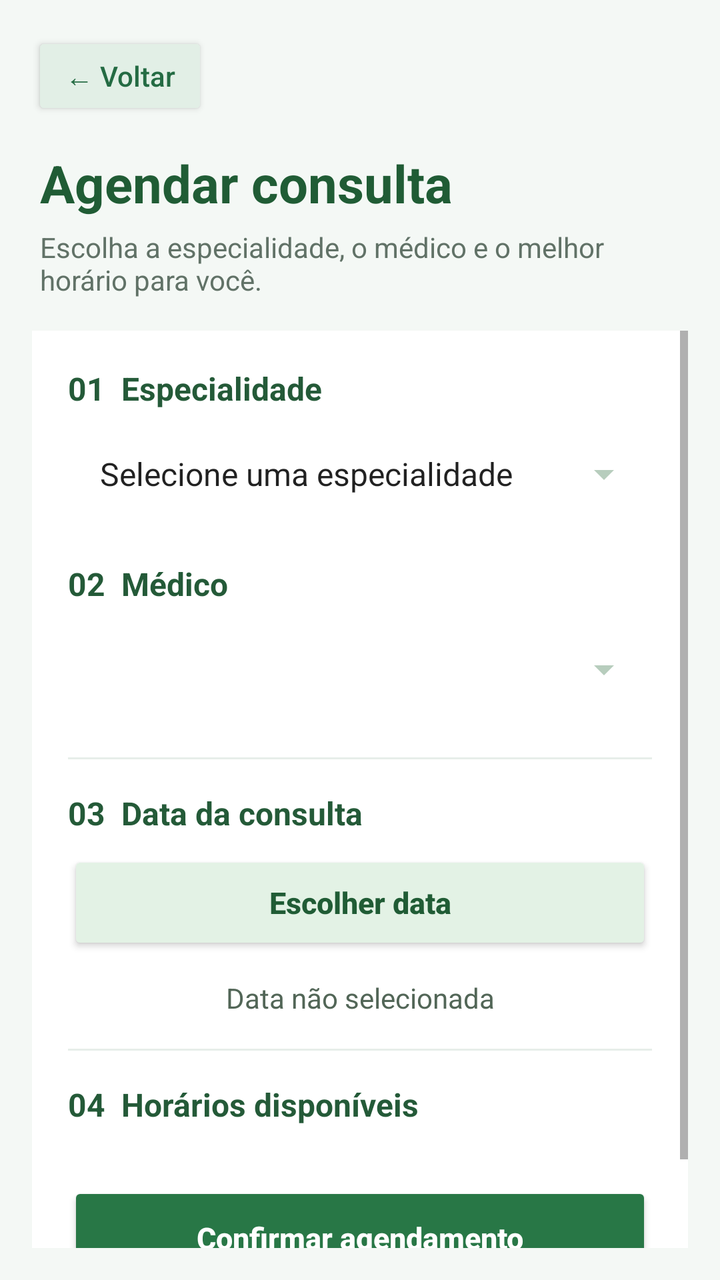
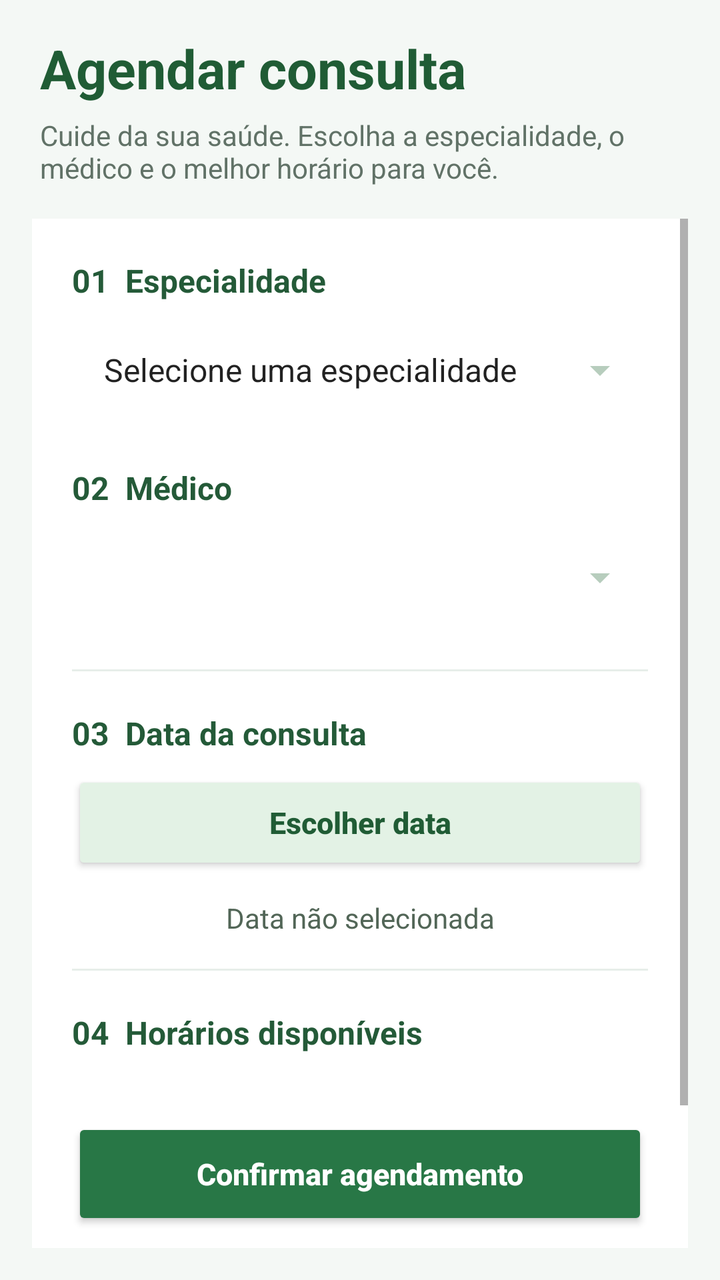

Screens rendered from an Android XML layout before and after an edit, with the pre-edit source and the edit as a unified diff.
<!-- AndroidManifest.xml: application theme Theme.AppCompat.Light.DarkActionBar -->
<!-- res/layout/activity_consultas.xml -->
<?xml version="1.0" encoding="utf-8"?>
<RelativeLayout xmlns:android="http://schemas.android.com/apk/res/android"
    android:layout_width="match_parent"
    android:layout_height="match_parent"
    android:padding="16dp"
    android:background="#F4F8F5">

    <Button
        android:id="@+id/btnVoltar"
        android:layout_width="wrap_content"
        android:layout_height="44dp"
        android:text="&#8592; Voltar"
        android:textAllCaps="false"
        android:textColor="#246B43"
        android:textSize="14sp"
        android:backgroundTint="#E2EFE6" />

    <LinearLayout
        android:id="@+id/header"
        android:layout_width="match_parent"
        android:layout_height="wrap_content"
        android:layout_below="@id/btnVoltar"
        android:layout_marginTop="14dp"
        android:orientation="vertical"
        android:gravity="start"
        android:paddingStart="4dp"
        android:paddingEnd="4dp">

        <TextView
            android:layout_width="match_parent"
            android:layout_height="wrap_content"
            android:text="Agendar consulta"
            android:textSize="26sp"
            android:textColor="#205C35"
            android:textStyle="bold" />

        <TextView
            android:layout_width="match_parent"
            android:layout_height="wrap_content"
            android:layout_marginTop="5dp"
            android:text="Escolha a especialidade, o médico e o melhor horário para você."
            android:textSize="14sp"
            android:textColor="#617267" />
    </LinearLayout>

    <ScrollView
        android:id="@+id/scrollAgendamento"
        android:layout_width="match_parent"
        android:layout_height="match_parent"
        android:layout_below="@id/header"
        android:layout_marginTop="16dp"
        android:fillViewport="true"
        android:clipToPadding="false">

        <LinearLayout
            android:layout_width="match_parent"
            android:layout_height="wrap_content"
            android:orientation="vertical"
            android:background="#FFFFFF"
            android:elevation="3dp"
            android:padding="18dp">

            <TextView
                android:layout_width="match_parent"
                android:layout_height="wrap_content"
                android:text="01  Especialidade"
                android:textStyle="bold"
                android:textSize="16sp"
                android:textColor="#245A38"
                android:layout_marginBottom="6dp" />

            <Spinner
                android:id="@+id/spinnerEspecialidades"
                android:layout_width="match_parent"
                android:layout_height="52dp"
                android:entries="@array/especialidades_array"
                android:paddingStart="8dp"
                android:paddingEnd="8dp"
                android:backgroundTint="#B7CDBD" />

            <TextView
                android:layout_width="match_parent"
                android:layout_height="wrap_content"
                android:text="02  Médico"
                android:textStyle="bold"
                android:textSize="16sp"
                android:textColor="#245A38"
                android:layout_marginTop="18dp"
                android:layout_marginBottom="6dp" />

            <Spinner
                android:id="@+id/spinnerMedicos"
                android:layout_width="match_parent"
                android:layout_height="52dp"
                android:paddingStart="8dp"
                android:paddingEnd="8dp"
                android:backgroundTint="#B7CDBD" />

            <View
                android:layout_width="match_parent"
                android:layout_height="1dp"
                android:layout_marginTop="18dp"
                android:background="#E7EEE9" />

            <TextView
                android:layout_width="match_parent"
                android:layout_height="wrap_content"
                android:text="03  Data da consulta"
                android:textStyle="bold"
                android:textSize="16sp"
                android:textColor="#245A38"
                android:layout_marginTop="16dp"
                android:layout_marginBottom="8dp" />

            <Button
                android:id="@+id/btnSelecionarData"
                android:layout_width="match_parent"
                android:layout_height="52dp"
                android:text="Escolher data"
                android:textAllCaps="false"
                android:textColor="#205C35"
                android:textStyle="bold"
                android:textSize="15sp"
                android:backgroundTint="#E3F2E5" />

            <TextView
                android:id="@+id/txtDataSelecionada"
                android:layout_width="match_parent"
                android:layout_height="wrap_content"
                android:gravity="center"
                android:text="Data não selecionada"
                android:textColor="#526657"
                android:textSize="14sp"
                android:padding="12dp" />

            <View
                android:layout_width="match_parent"
                android:layout_height="1dp"
                android:layout_marginTop="4dp"
                android:background="#E7EEE9" />

            <TextView
                android:layout_width="match_parent"
                android:layout_height="wrap_content"
                android:text="04  Horários disponíveis"
                android:textStyle="bold"
                android:textSize="16sp"
                android:textColor="#245A38"
                android:layout_marginTop="16dp"
                android:layout_marginBottom="8dp" />

            <GridLayout
                android:id="@+id/gridHorarios"
                android:layout_width="match_parent"
                android:layout_height="wrap_content"
                android:columnCount="3"
                android:alignmentMode="alignMargins"
                android:useDefaultMargins="true" />

            <Button
                android:id="@+id/btnConfirmarAgendamento"
                android:layout_width="match_parent"
                android:layout_height="56dp"
                android:layout_marginTop="20dp"
                android:layout_marginBottom="8dp"
                android:text="Confirmar agendamento"
                android:textAllCaps="false"
                android:textColor="#FFFFFF"
                android:textStyle="bold"
                android:textSize="15sp"
                android:backgroundTint="#287746" />

        </LinearLayout>
    </ScrollView>
</RelativeLayout>
<!-- resources referenced by this layout -->
<resources>
  <string-array name="especialidades_array">
      <item>Selecione uma especialidade</item>
      <item>Cardiologia</item>
      <item>Pediatria</item>
      <item>Ortopedia</item>
      <item>Dermatologia</item>
    </string-array>
</resources>

<!-- the commit's change to res/layout/activity_consultas.xml (unified diff, before → after) -->
@@ -2,27 +2,15 @@
 <RelativeLayout xmlns:android="http://schemas.android.com/apk/res/android"
     android:layout_width="match_parent"
     android:layout_height="match_parent"
-    android:padding="16dp"
-    android:background="#F4F8F5">
-
-    <Button
-        android:id="@+id/btnVoltar"
-        android:layout_width="wrap_content"
-        android:layout_height="44dp"
-        android:text="&#8592; Voltar"
-        android:textAllCaps="false"
-        android:textColor="#246B43"
-        android:textSize="14sp"
-        android:backgroundTint="#E2EFE6" />
+    android:background="#F4F8F5"
+    android:padding="16dp">
 
     <LinearLayout
         android:id="@+id/header"
         android:layout_width="match_parent"
         android:layout_height="wrap_content"
-        android:layout_below="@id/btnVoltar"
-        android:layout_marginTop="14dp"
+        android:layout_alignParentTop="true"
         android:orientation="vertical"
-        android:gravity="start"
         android:paddingStart="4dp"
         android:paddingEnd="4dp">
 
@@ -30,17 +18,17 @@
             android:layout_width="match_parent"
             android:layout_height="wrap_content"
             android:text="Agendar consulta"
-            android:textSize="26sp"
             android:textColor="#205C35"
+            android:textSize="27sp"
             android:textStyle="bold" />
 
         <TextView
             android:layout_width="match_parent"
             android:layout_height="wrap_content"
-            android:layout_marginTop="5dp"
-            android:text="Escolha a especialidade, o médico e o melhor horário para você."
-            android:textSize="14sp"
-            android:textColor="#617267" />
+            android:layout_marginTop="6dp"
+            android:text="Cuide da sua saúde. Escolha a especialidade, o médico e o melhor horário para você."
+            android:textColor="#617267"
+            android:textSize="14sp" />
     </LinearLayout>
 
     <ScrollView
@@ -48,90 +36,92 @@
         android:layout_width="match_parent"
         android:layout_height="match_parent"
         android:layout_below="@id/header"
+        android:layout_alignParentBottom="true"
         android:layout_marginTop="16dp"
+        android:clipToPadding="false"
         android:fillViewport="true"
-        android:clipToPadding="false">
+        android:scrollbars="vertical">
 
         <LinearLayout
             android:layout_width="match_parent"
             android:layout_height="wrap_content"
-            android:orientation="vertical"
             android:background="#FFFFFF"
             android:elevation="3dp"
-            android:padding="18dp">
+            android:orientation="vertical"
+            android:padding="20dp">
 
             <TextView
                 android:layout_width="match_parent"
                 android:layout_height="wrap_content"
+                android:layout_marginBottom="8dp"
                 android:text="01  Especialidade"
-                android:textStyle="bold"
+                android:textColor="#245A38"
                 android:textSize="16sp"
-                android:textColor="#245A38"
-                android:layout_marginBottom="6dp" />
+                android:textStyle="bold" />
 
             <Spinner
                 android:id="@+id/spinnerEspecialidades"
                 android:layout_width="match_parent"
                 android:layout_height="52dp"
+                android:backgroundTint="#B7CDBD"
                 android:entries="@array/especialidades_array"
                 android:paddingStart="8dp"
-                android:paddingEnd="8dp"
-                android:backgroundTint="#B7CDBD" />
+                android:paddingEnd="8dp" />
 
             <TextView
                 android:layout_width="match_parent"
                 android:layout_height="wrap_content"
+                android:layout_marginTop="22dp"
+                android:layout_marginBottom="8dp"
                 android:text="02  Médico"
-                android:textStyle="bold"
+                android:textColor="#245A38"
                 android:textSize="16sp"
-                android:textColor="#245A38"
-                android:layout_marginTop="18dp"
-                android:layout_marginBottom="6dp" />
+                android:textStyle="bold" />
 
             <Spinner
                 android:id="@+id/spinnerMedicos"
                 android:layout_width="match_parent"
                 android:layout_height="52dp"
+                android:backgroundTint="#B7CDBD"
                 android:paddingStart="8dp"
-                android:paddingEnd="8dp"
-                android:backgroundTint="#B7CDBD" />
+                android:paddingEnd="8dp" />
 
             <View
                 android:layout_width="match_parent"
                 android:layout_height="1dp"
-                android:layout_marginTop="18dp"
+                android:layout_marginTop="20dp"
                 android:background="#E7EEE9" />
 
             <TextView
                 android:layout_width="match_parent"
                 android:layout_height="wrap_content"
+                android:layout_marginTop="20dp"
+                android:layout_marginBottom="8dp"
                 android:text="03  Data da consulta"
-                android:textStyle="bold"
+                android:textColor="#245A38"
                 android:textSize="16sp"
-                android:textColor="#245A38"
-                android:layout_marginTop="16dp"
-                android:layout_marginBottom="8dp" />
+                android:textStyle="bold" />
 
             <Button
                 android:id="@+id/btnSelecionarData"
                 android:layout_width="match_parent"
                 android:layout_height="52dp"
+                android:backgroundTint="#E3F2E5"
                 android:text="Escolher data"
                 android:textAllCaps="false"
                 android:textColor="#205C35"
-                android:textStyle="bold"
                 android:textSize="15sp"
-                android:backgroundTint="#E3F2E5" />
+                android:textStyle="bold" />
 
             <TextView
                 android:id="@+id/txtDataSelecionada"
                 android:layout_width="match_parent"
                 android:layout_height="wrap_content"
                 android:gravity="center"
+                android:padding="12dp"
                 android:text="Data não selecionada"
                 android:textColor="#526657"
-                android:textSize="14sp"
-                android:padding="12dp" />
+                android:textSize="14sp" />
 
             <View
                 android:layout_width="match_parent"
@@ -142,34 +132,47 @@
             <TextView
                 android:layout_width="match_parent"
                 android:layout_height="wrap_content"
+                android:layout_marginTop="20dp"
+                android:layout_marginBottom="10dp"
                 android:text="04  Horários disponíveis"
-                android:textStyle="bold"
+                android:textColor="#245A38"
                 android:textSize="16sp"
-                android:textColor="#245A38"
-                android:layout_marginTop="16dp"
-                android:layout_marginBottom="8dp" />
+                android:textStyle="bold" />
 
             <GridLayout
                 android:id="@+id/gridHorarios"
                 android:layout_width="match_parent"
                 android:layout_height="wrap_content"
+                android:alignmentMode="alignMargins"
                 android:columnCount="3"
-                android:alignmentMode="alignMargins"
                 android:useDefaultMargins="true" />
 
             <Button
                 android:id="@+id/btnConfirmarAgendamento"
                 android:layout_width="match_parent"
                 android:layout_height="56dp"
-                android:layout_marginTop="20dp"
+                android:layout_marginTop="22dp"
                 android:layout_marginBottom="8dp"
+                android:backgroundTint="#287746"
                 android:text="Confirmar agendamento"
                 android:textAllCaps="false"
                 android:textColor="#FFFFFF"
-                android:textStyle="bold"
                 android:textSize="15sp"
-                android:backgroundTint="#287746" />
+                android:textStyle="bold" />
+
+            <Button
+                android:id="@+id/btnVoltar"
+                android:layout_width="match_parent"
+                android:layout_height="48dp"
+                android:layout_marginTop="8dp"
+                android:layout_marginBottom="8dp"
+                android:backgroundTint="#E2EFE6"
+                android:text="← Voltar"
+                android:textAllCaps="false"
+                android:textColor="#246B43"
+                android:textSize="14sp" />
 
         </LinearLayout>
     </ScrollView>
+
 </RelativeLayout>
